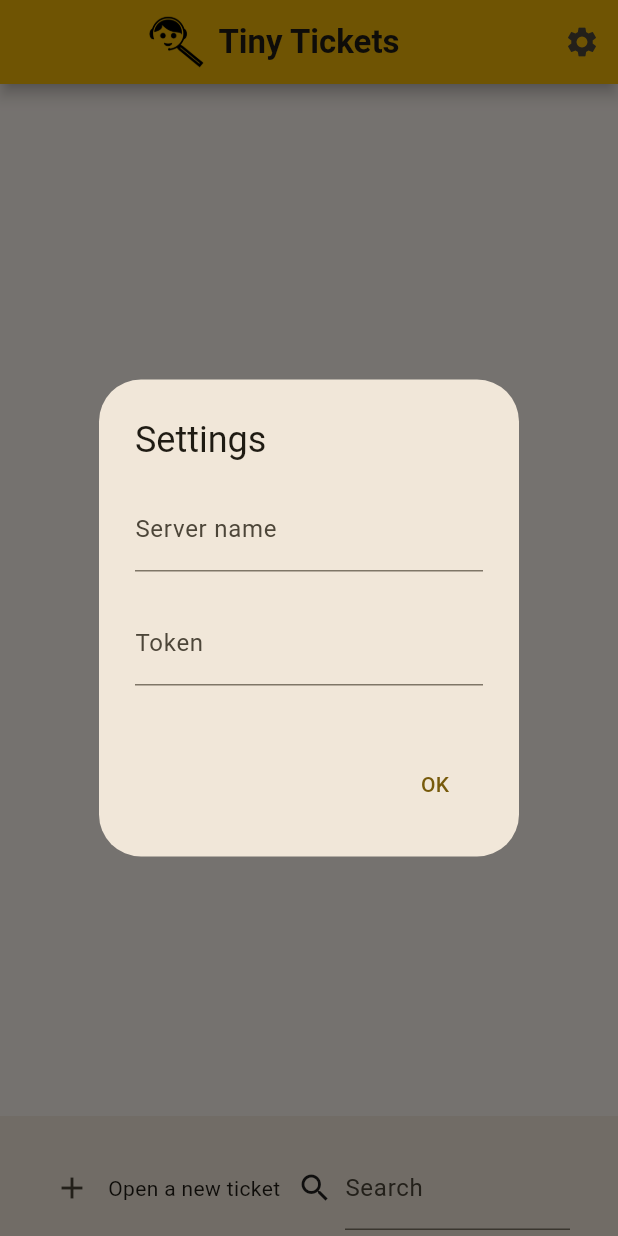
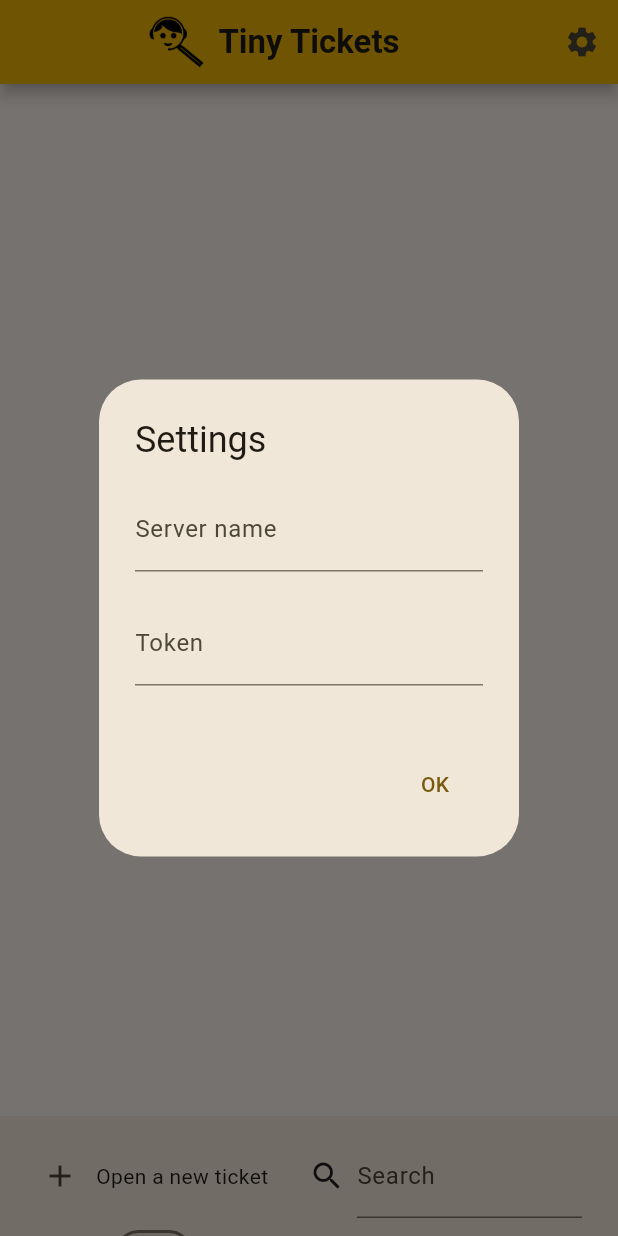
Before and after one commit to nicolaspernoud/tinytickets, a Flutter app: the screen it shows after launch, on a phone screen of 412 x 824 dp. Run offline on Flutter 3.47's test engine with Material 3 defaults, Android fonts, the phone set to English and light mode, and no system bars; our stand-ins replace equatable, image_picker, shared_preferences; missing offline and left inert: dart:html; network calls fail.

Commit message:
fix: bottom navigation bar

```diff
--- a/frontend/lib/components/tickets.dart
+++ b/frontend/lib/components/tickets.dart
@@ -205,8 +205,6 @@ class _TicketsState extends State<Tickets> {
               ))
             : null,
         bottomNavigationBar: BottomAppBar(
-            child: Padding(
-          padding: const EdgeInsets.all(8),
             child: Wrap(
           direction: Axis.horizontal,
           alignment: WrapAlignment.spaceBetween,
@@ -238,10 +236,10 @@ class _TicketsState extends State<Tickets> {
               child: Wrap(
                 crossAxisAlignment: WrapCrossAlignment.center,
                 children: [
-                    const Icon(Icons.search),
-                    Padding(
-                      padding: const EdgeInsets.only(left: 8.0),
-                      child: SizedBox(
+                  const Padding(
+                      padding: const EdgeInsets.only(right: 8.0),
+                      child: Icon(Icons.search)),
+                  SizedBox(
                     width: 150,
                     child: TextFormField(
                         initialValue: _titleFilter,
@@ -253,7 +251,6 @@ class _TicketsState extends State<Tickets> {
                             _titleFilter = value;
                           });
                         }),
-                      ),
                   ),
                 ],
               ),
@@ -275,10 +272,8 @@ class _TicketsState extends State<Tickets> {
             ),
             if (kIsWeb)
               IconButton(
-                    icon: const Icon(Icons.download),
-                    onPressed: () => export()),
+                  icon: const Icon(Icons.download), onPressed: () => export()),
           ],
-          ),
         )));
   }
 
```
Lines whose indentation alone changed are shown as unchanged.
